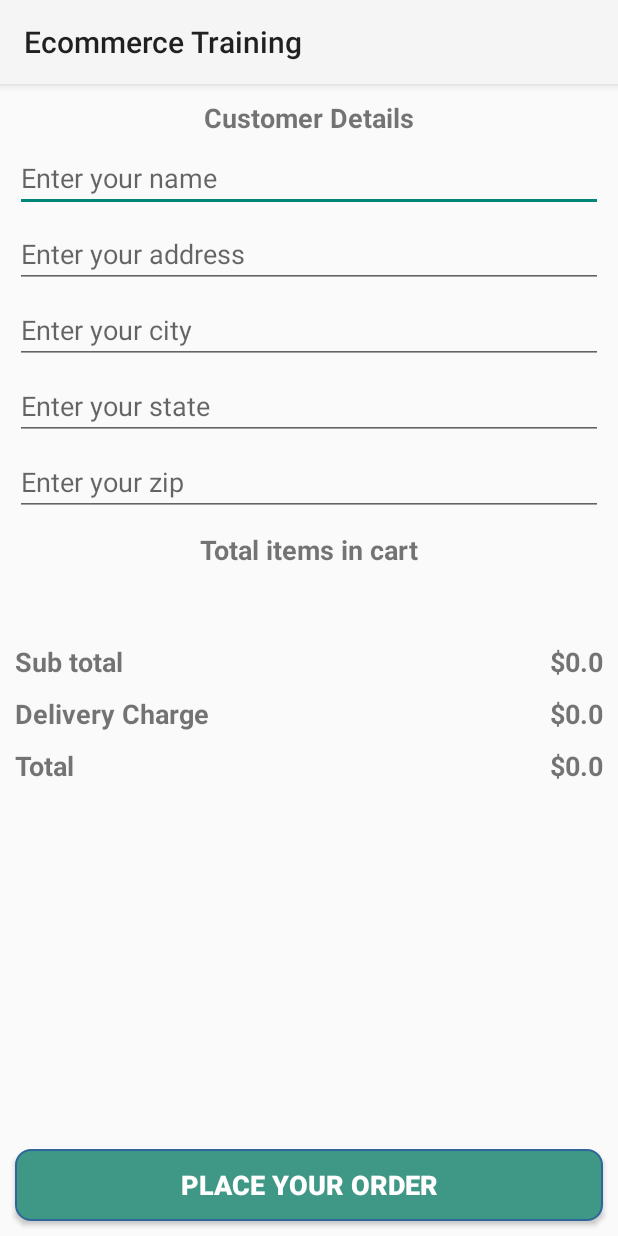
After one commit to BipinTatvic/EcommerceTraining, an Android app: the ShippingAddress screen opened directly, with no data from a screen before it, on a phone screen of 412 x 824 dp. The commit adds this screen. Run offline under Robolectric (Android 15) with nearby library versions, the phone set to English and light mode, and no system bars.

```diff
--- a/app/src/main/java/com/tatvic/ecommercetraining/Cart.java
+++ b/app/src/main/java/com/tatvic/ecommercetraining/Cart.java
@@ -5,7 +5,10 @@ import androidx.recyclerview.widget.LinearLayoutManager;
 import androidx.recyclerview.widget.RecyclerView;
 
 import android.annotation.SuppressLint;
+import android.content.Intent;
 import android.os.Bundle;
+import android.view.View;
+import android.widget.Button;
 
 import java.util.ArrayList;
 
@@ -13,6 +16,7 @@ public class Cart extends AppCompatActivity {
     private RecyclerView recyclerView_cart;
     private CartAdapter cartAdapter;
     private ArrayList<ItemModel> item_list;
+    private Button begin_checkout;
 
     @SuppressLint("MissingInflatedId")
     @Override
@@ -21,6 +25,7 @@ public class Cart extends AppCompatActivity {
         setContentView(R.layout.activity_cart);
 
         recyclerView_cart = findViewById(R.id.rv_cart);
+        begin_checkout = findViewById(R.id.begin_checkout);
 
         item_list = new ArrayList<>();
         item_list.add(new ItemModel("Mobile", "$ 299", R.drawable.iphone));
@@ -35,5 +40,14 @@ public class Cart extends AppCompatActivity {
         recyclerView_cart.setLayoutManager(new LinearLayoutManager(getApplicationContext(),
                 LinearLayoutManager.VERTICAL, false));
         recyclerView_cart.setAdapter(cartAdapter);
+
+
+        begin_checkout.setOnClickListener(new View.OnClickListener() {
+            @Override
+            public void onClick(View view) {
+                startActivity(new Intent(Cart.this, ShippingAddress.class));
+            }
+        });
+
     }
 }
--- a/app/src/main/java/com/tatvic/ecommercetraining/PaymentMethod.java
+++ b/app/src/main/java/com/tatvic/ecommercetraining/PaymentMethod.java
@@ -12,7 +12,10 @@ import android.widget.CheckBox;
 import android.widget.EditText;
 import android.widget.LinearLayout;
 import android.widget.RadioGroup;
+import android.widget.TextView;
 import android.widget.Toast;
+
+import org.w3c.dom.Text;
 
 public class PaymentMethod extends AppCompatActivity {
 
@@ -20,9 +23,9 @@ public class PaymentMethod extends AppCompatActivity {
     private LinearLayout consentLL;
     private Button btn_pay;
     private CheckBox checkBox;
+    private TextView shipping_address;
     private AlertDialog.Builder dialog;
     private String cred_email, cred_password, user_entered_email, user_entered_pass;
-
 
     @SuppressLint("MissingInflatedId")
     @Override
@@ -34,7 +37,18 @@ public class PaymentMethod extends AppCompatActivity {
         consentLL = findViewById(R.id.consentLL);
         btn_pay = findViewById(R.id.btn_pay);
         checkBox = findViewById(R.id.checkbox);
+        shipping_address = findViewById(R.id.shipping_address);
 
+        Intent intent = getIntent();
+
+        String name = intent.getStringExtra("name");
+        String address = intent.getStringExtra("address");
+        String city = intent.getStringExtra("city");
+        String state = intent.getStringExtra("state");
+        String zip = intent.getStringExtra("zip");
+
+        String final_address = name + "\n" + address + "\n" + city +", " + state + ", " + zip;
+        shipping_address.setText(final_address);
         radioGroup.setOnCheckedChangeListener(new RadioGroup.OnCheckedChangeListener() {
             @Override
             public void onCheckedChanged(RadioGroup radioGroup, int i) {
--- /dev/null
+++ b/app/src/main/java/com/tatvic/ecommercetraining/ShippingAddress.java
@@ -0,0 +1,74 @@
+package com.tatvic.ecommercetraining;
+
+import androidx.appcompat.app.AppCompatActivity;
+import androidx.recyclerview.widget.LinearLayoutManager;
+import androidx.recyclerview.widget.RecyclerView;
+
+import android.content.Intent;
+import android.os.Bundle;
+import android.view.View;
+import android.widget.Button;
+import android.widget.EditText;
+
+import java.util.ArrayList;
+
+public class ShippingAddress extends AppCompatActivity {
+
+    private Button buttonPlaceYourOrder;
+    private EditText inputName, inputAddress, inputCity, inputState, inputZip;
+    private RecyclerView cartItemsRecyclerView;
+    private SearchAdapter searchAdapter;
+    private ArrayList<ItemModel> item_list;
+
+    @Override
+    protected void onCreate(Bundle savedInstanceState) {
+        super.onCreate(savedInstanceState);
+        setContentView(R.layout.activity_shipping_address);
+
+        findViewById();
+        //cartItemsRecyclerView();
+        editText();
+    }
+
+    private void cartItemsRecyclerView() {
+        item_list = new ArrayList<>();
+        item_list.add(new ItemModel("Mobile", "$ 299", R.drawable.iphone));
+        item_list.add(new ItemModel("TV", "$ 1099", R.drawable.tv));
+        item_list.add(new ItemModel("AC", "$ 299", R.drawable.ac));
+
+        searchAdapter = new SearchAdapter(this, item_list);
+        cartItemsRecyclerView.setHasFixedSize(true);
+        cartItemsRecyclerView.setLayoutManager(new LinearLayoutManager(getApplicationContext(),
+                LinearLayoutManager.VERTICAL, false));
+        cartItemsRecyclerView.setAdapter(searchAdapter);
+
+    }
+
+    private void editText() {
+
+        buttonPlaceYourOrder.setOnClickListener(new View.OnClickListener() {
+            @Override
+            public void onClick(View view) {
+                Intent intent = new Intent(ShippingAddress.this, PaymentMethod.class);
+
+                intent.putExtra("name", inputName.getText().toString());
+                intent.putExtra("address", inputAddress.getText().toString());
+                intent.putExtra("city", inputCity.getText().toString());
+                intent.putExtra("state", inputState.getText().toString());
+                intent.putExtra("zip", inputZip.getText().toString());
+
+                startActivity(intent);
+            }
+        });
+    }
+
+    private void findViewById() {
+        buttonPlaceYourOrder = findViewById(R.id.buttonPlaceYourOrder);
+        inputName = findViewById(R.id.inputName);
+        inputAddress = findViewById(R.id.inputAddress);
+        inputCity = findViewById(R.id.inputCity);
+        inputState = findViewById(R.id.inputState);
+        inputZip = findViewById(R.id.inputZip);
+        cartItemsRecyclerView = findViewById(R.id.cartItemsRecyclerView);
+    }
+}
--- a/app/src/main/res/layout/activity_cart.xml
+++ b/app/src/main/res/layout/activity_cart.xml
@@ -1,15 +1,31 @@
 <?xml version="1.0" encoding="utf-8"?>
-<LinearLayout xmlns:android="http://schemas.android.com/apk/res/android"
+<androidx.constraintlayout.widget.ConstraintLayout xmlns:android="http://schemas.android.com/apk/res/android"
     xmlns:app="http://schemas.android.com/apk/res-auto"
     xmlns:tools="http://schemas.android.com/tools"
     android:layout_width="match_parent"
     android:layout_height="match_parent"
-    android:orientation="vertical"
     tools:context=".Cart">
 
     <androidx.recyclerview.widget.RecyclerView
         android:id="@+id/rv_cart"
         android:layout_width="match_parent"
-        android:layout_height="match_parent"/>
+        android:layout_height="0dp"
+        app:layout_constraintBottom_toTopOf="@id/begin_checkout"
+        app:layout_constraintEnd_toEndOf="parent"
+        app:layout_constraintStart_toStartOf="parent"
+        app:layout_constraintTop_toTopOf="parent" />
 
-</LinearLayout>
+    <Button
+        android:id="@+id/begin_checkout"
+        android:background="@drawable/bkg_shape"
+        android:text="Begin Checkout"
+        android:textColor="#FFFF"
+        android:textSize="18sp"
+        android:layout_margin="10dp"
+        android:layout_width="match_parent"
+        android:layout_height="wrap_content"
+        app:layout_constraintBottom_toBottomOf="parent"
+        app:layout_constraintEnd_toEndOf="parent"
+        app:layout_constraintStart_toStartOf="parent"/>
+
+</androidx.constraintlayout.widget.ConstraintLayout>
--- a/app/src/main/res/layout/activity_payment_method.xml
+++ b/app/src/main/res/layout/activity_payment_method.xml
@@ -30,6 +30,7 @@
                 android:textStyle="bold"/>
 
             <TextView
+                android:id="@+id/shipping_address"
                 android:layout_width="match_parent"
                 android:layout_height="wrap_content"
                 android:text="@string/shipping_address"
@@ -162,9 +163,7 @@
             android:id="@+id/btn_pay"
             android:layout_width="0dp"
             android:layout_height="wrap_content"
-            android:layout_marginStart="10dp"
-            android:layout_marginEnd="10dp"
-            android:layout_marginBottom="10dp"
+            android:layout_margin="10dp"
             android:background="@drawable/bkg_shape"
             android:text="Pay $2000"
             android:textColor="#FFFFFF"
--- /dev/null
+++ b/app/src/main/res/layout/activity_shipping_address.xml
@@ -0,0 +1,252 @@
+<?xml version="1.0" encoding="utf-8"?>
+<androidx.constraintlayout.widget.ConstraintLayout xmlns:android="http://schemas.android.com/apk/res/android"
+    xmlns:app="http://schemas.android.com/apk/res-auto"
+    xmlns:tools="http://schemas.android.com/tools"
+    android:layout_width="match_parent"
+    android:layout_height="match_parent"
+    tools:context=".ShippingAddress">
+
+    <TextView android:id="@+id/tvCustomerDetails"
+        android:layout_width="wrap_content"
+        android:layout_height="wrap_content"
+        app:layout_constraintStart_toStartOf="parent"
+        app:layout_constraintEnd_toEndOf="parent"
+        app:layout_constraintTop_toTopOf="parent"
+        android:layout_margin="10dp"
+        android:text="Customer Details"
+        android:textSize="18sp"
+        android:textStyle="bold"/>
+
+<!--    <TextView android:id="@+id/tvPickup"-->
+<!--        android:layout_width="wrap_content"-->
+<!--        android:layout_height="wrap_content"-->
+<!--        app:layout_constraintEnd_toStartOf="@+id/switchDelivery"-->
+<!--        app:layout_constraintTop_toBottomOf="@+id/tvCustomerDetails"-->
+<!--        android:text="Pickup"-->
+<!--        android:textSize="18sp"-->
+<!--        android:textStyle="bold"/>-->
+
+<!--    <androidx.appcompat.widget.SwitchCompat android:id="@+id/switchDelivery"-->
+<!--        android:layout_width="wrap_content"-->
+<!--        android:layout_height="wrap_content"-->
+<!--        app:layout_constraintStart_toStartOf="parent"-->
+<!--        app:layout_constraintEnd_toEndOf="parent"-->
+<!--        app:layout_constraintTop_toBottomOf="@+id/tvCustomerDetails"-->
+<!--        android:layout_marginStart="10dp"-->
+<!--        android:layout_marginEnd="10dp"-->
+<!--        android:layout_marginBottom="10dp"/>-->
+
+<!--    <TextView android:id="@+id/tvDelivery"-->
+<!--        android:layout_width="wrap_content"-->
+<!--        android:layout_height="wrap_content"-->
+<!--        app:layout_constraintStart_toEndOf="@+id/switchDelivery"-->
+<!--        app:layout_constraintTop_toBottomOf="@+id/tvCustomerDetails"-->
+<!--        android:text="Delivery"-->
+<!--        android:textSize="18sp"-->
+<!--        android:textStyle="bold"/>-->
+
+    <EditText
+        android:id="@+id/inputName"
+        android:layout_width="match_parent"
+        android:layout_height="wrap_content"
+        app:layout_constraintStart_toStartOf="parent"
+        app:layout_constraintEnd_toEndOf="parent"
+        app:layout_constraintTop_toBottomOf="@id/tvCustomerDetails"
+        android:layout_marginStart="10dp"
+        android:layout_marginEnd="10dp"
+        android:layout_marginTop="05dp"
+        android:layout_marginBottom="05dp"
+        android:hint="Enter your name"/>
+
+    <EditText
+        android:id="@+id/inputAddress"
+        android:layout_width="match_parent"
+        android:layout_height="wrap_content"
+        app:layout_constraintStart_toStartOf="parent"
+        app:layout_constraintEnd_toEndOf="parent"
+        app:layout_constraintTop_toBottomOf="@id/inputName"
+        android:layout_marginStart="10dp"
+        android:layout_marginEnd="10dp"
+        android:layout_marginTop="05dp"
+        android:layout_marginBottom="05dp"
+        android:hint="Enter your address" />
+
+    <EditText
+        android:id="@+id/inputCity"
+        android:layout_width="match_parent"
+        android:layout_height="wrap_content"
+        app:layout_constraintStart_toStartOf="parent"
+        app:layout_constraintEnd_toEndOf="parent"
+        app:layout_constraintTop_toBottomOf="@id/inputAddress"
+        android:layout_marginStart="10dp"
+        android:layout_marginEnd="10dp"
+        android:layout_marginTop="05dp"
+        android:layout_marginBottom="05dp"
+        android:hint="Enter your city"/>
+
+    <EditText
+        android:id="@+id/inputState"
+        android:layout_width="match_parent"
+        android:layout_height="wrap_content"
+        app:layout_constraintStart_toStartOf="parent"
+        app:layout_constraintEnd_toEndOf="parent"
+        app:layout_constraintTop_toBottomOf="@id/inputCity"
+        android:layout_marginStart="10dp"
+        android:layout_marginEnd="10dp"
+        android:layout_marginTop="05dp"
+        android:layout_marginBottom="05dp"
+        android:hint="Enter your state"/>
+
+    <EditText
+        android:id="@+id/inputZip"
+        android:layout_width="match_parent"
+        android:layout_height="wrap_content"
+        app:layout_constraintStart_toStartOf="parent"
+        app:layout_constraintEnd_toEndOf="parent"
+        app:layout_constraintTop_toBottomOf="@id/inputState"
+        android:layout_marginStart="10dp"
+        android:layout_marginEnd="10dp"
+        android:layout_marginTop="05dp"
+        android:layout_marginBottom="05dp"
+        android:hint="Enter your zip"
+        android:inputType="number"
+        android:maxLength="6"/>
+
+<!--    <TextView android:id="@+id/tvCardDetails"-->
+<!--        android:layout_width="wrap_content"-->
+<!--        android:layout_height="wrap_content"-->
+<!--        app:layout_constraintStart_toStartOf="parent"-->
+<!--        app:layout_constraintEnd_toEndOf="parent"-->
+<!--        app:layout_constraintTop_toBottomOf="@+id/inputZip"-->
+<!--        android:layout_margin="10dp"-->
+<!--        android:text="Card Details"-->
+<!--        android:textSize="18sp"-->
+<!--        android:textStyle="bold"/>-->
+
+<!--    <EditText android:id="@+id/inputCardNumber"-->
+<!--        android:layout_width="match_parent"-->
+<!--        android:layout_height="wrap_content"-->
+<!--        app:layout_constraintStart_toStartOf="parent"-->
+<!--        app:layout_constraintEnd_toEndOf="parent"-->
+<!--        app:layout_constraintTop_toBottomOf="@id/tvCardDetails"-->
+<!--        android:layout_marginStart="10dp"-->
+<!--        android:layout_marginEnd="10dp"-->
+<!--        android:layout_marginTop="05dp"-->
+<!--        android:layout_marginBottom="05dp"-->
+<!--        android:hint="Enter Card Number"-->
+<!--        android:inputType="number"-->
+<!--        android:maxLength="16"/>-->
+
+<!--    <EditText android:id="@+id/inputCardExpiry"-->
+<!--        android:layout_width="match_parent"-->
+<!--        android:layout_height="wrap_content"-->
+<!--        app:layout_constraintStart_toStartOf="parent"-->
+<!--        app:layout_constraintEnd_toEndOf="parent"-->
+<!--        app:layout_constraintTop_toBottomOf="@id/inputCardNumber"-->
+<!--        android:layout_marginStart="10dp"-->
+<!--        android:layout_marginEnd="10dp"-->
+<!--        android:layout_marginTop="05dp"-->
+<!--        android:layout_marginBottom="05dp"-->
+<!--        android:hint="Enter Card expiry(mm/yyyy)"-->
+<!--        android:inputType="number"-->
+<!--        android:maxLength="6"/>-->
+
+
+    <TextView android:id="@+id/tvTotalItems"
+        android:layout_width="wrap_content"
+        android:layout_height="wrap_content"
+        app:layout_constraintStart_toStartOf="parent"
+        app:layout_constraintEnd_toEndOf="parent"
+        app:layout_constraintTop_toBottomOf="@+id/inputZip"
+        android:layout_margin="10dp"
+        android:text="Total items in cart"
+        android:textSize="18sp"
+        android:textStyle="bold"/>
+
+    <androidx.recyclerview.widget.RecyclerView
+        android:id="@+id/cartItemsRecyclerView"
+        android:layout_width="match_parent"
+        android:layout_height="wrap_content"
+        android:nestedScrollingEnabled="true"
+        app:layout_constraintBottom_toTopOf="@+id/buttonPlaceYourOrder"
+        app:layout_constraintEnd_toEndOf="parent"
+        app:layout_constraintHorizontal_bias="0.0"
+        app:layout_constraintStart_toStartOf="parent"
+        app:layout_constraintTop_toBottomOf="@+id/tvTotalItems"
+        app:layout_constraintVertical_bias="0.104" />
+
+    <TextView android:id="@+id/tvSubtotal"
+        android:layout_width="wrap_content"
+        android:layout_height="wrap_content"
+        app:layout_constraintStart_toStartOf="parent"
+        app:layout_constraintTop_toBottomOf="@+id/cartItemsRecyclerView"
+        android:layout_margin="10dp"
+        android:text="Sub total"
+        android:textSize="18sp"
+        android:textStyle="bold"/>
+
+    <TextView android:id="@+id/tvSubtotalAmount"
+        android:layout_width="wrap_content"
+        android:layout_height="wrap_content"
+        app:layout_constraintEnd_toEndOf="parent"
+        app:layout_constraintTop_toBottomOf="@+id/cartItemsRecyclerView"
+        android:layout_margin="10dp"
+        android:text="$0.0"
+        android:textSize="18sp"
+        android:textStyle="bold"/>
+
+    <TextView android:id="@+id/tvDeliveryCharge"
+        android:layout_width="wrap_content"
+        android:layout_height="wrap_content"
+        app:layout_constraintStart_toStartOf="parent"
+        app:layout_constraintTop_toBottomOf="@+id/tvSubtotal"
+        android:layout_margin="10dp"
+        android:text="Delivery Charge"
+        android:textSize="18sp"
+        android:textStyle="bold"/>
+
+    <TextView android:id="@+id/tvDeliveryChargeAmount"
+        android:layout_width="wrap_content"
+        android:layout_height="wrap_content"
+        app:layout_constraintEnd_toEndOf="parent"
+        app:layout_constraintTop_toBottomOf="@+id/tvSubtotal"
+        android:layout_margin="10dp"
+        android:text="$0.0"
+        android:textSize="18sp"
+        android:textStyle="bold"/>
+
+    <TextView android:id="@+id/tvTotal"
+        android:layout_width="wrap_content"
+        android:layout_height="wrap_content"
+        app:layout_constraintStart_toStartOf="parent"
+        app:layout_constraintTop_toBottomOf="@+id/tvDeliveryCharge"
+        android:layout_margin="10dp"
+        android:text="Total"
+        android:textSize="18sp"
+        android:textStyle="bold"/>
+
+    <TextView android:id="@+id/tvTotalAmount"
+        android:layout_width="wrap_content"
+        android:layout_height="wrap_content"
+        app:layout_constraintEnd_toEndOf="parent"
+        app:layout_constraintTop_toBottomOf="@+id/tvDeliveryCharge"
+        android:layout_margin="10dp"
+        android:text="$0.0"
+        android:textSize="18sp"
+        android:textStyle="bold"/>
+
+    <Button
+        android:id="@+id/buttonPlaceYourOrder"
+        android:layout_width="match_parent"
+        android:layout_height="wrap_content"
+        android:layout_margin="10dp"
+        android:background="@drawable/bkg_shape"
+        android:gravity="center"
+        android:textColor="#FFFF"
+        android:text="Place your order"
+        android:textSize="18sp"
+        android:textStyle="bold"
+        app:layout_constraintBottom_toBottomOf="parent"
+        app:layout_constraintEnd_toEndOf="parent"
+        app:layout_constraintStart_toStartOf="parent"/>
+</androidx.constraintlayout.widget.ConstraintLayout>
```
Also changed, not shown: app/src/main/AndroidManifest.xml (+9 -2 lines).
